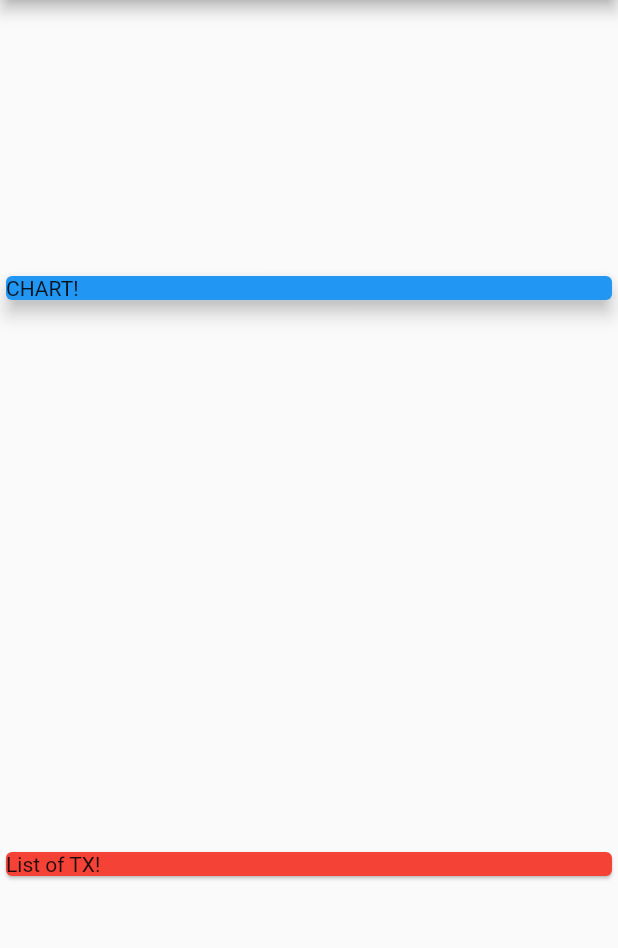
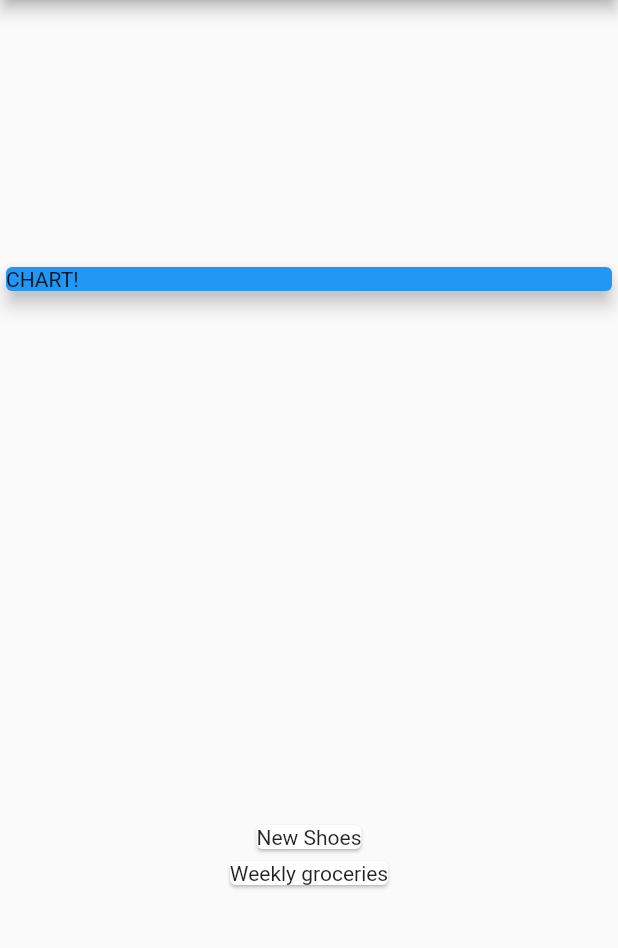
Before and after one commit to EilonAv/personal_expenses_app, a Flutter app: the screen it shows after launch, on a phone screen of 412 x 824 dp, the part 84-1032 px from its top. Run offline on Flutter 3.47's test engine with Material 2 defaults, Android fonts, the phone set to English and light mode, and no system bars.

Commit message:
Output transactions dynamiclly

```diff
--- a/lib/main.dart
+++ b/lib/main.dart
@@ -48,10 +48,13 @@ class MyHomePage extends StatelessWidget {
                 elevation: 5,
               ),
             ),
-            Card(
-              color: Colors.red,
-              child: Text('List of TX!'),
-            )
+            Column(
+              children: transactions.map((transaction) {
+                return Card(
+                  child: Text(transaction.title),
+                );
+              }).toList(),
+            ),
           ]),
     );
   }
```
